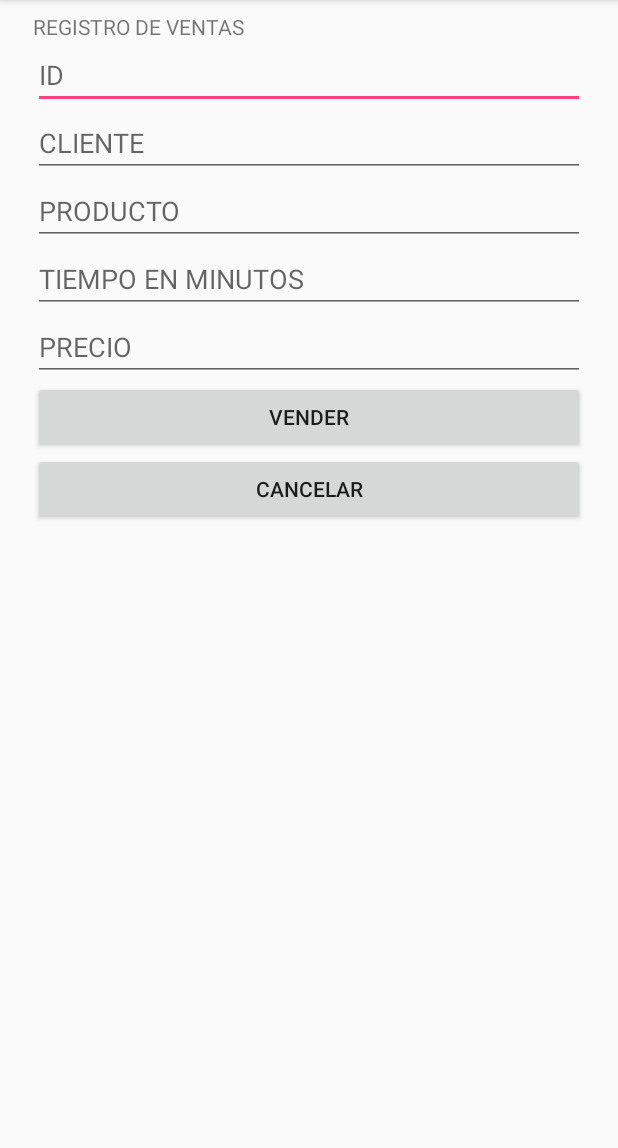
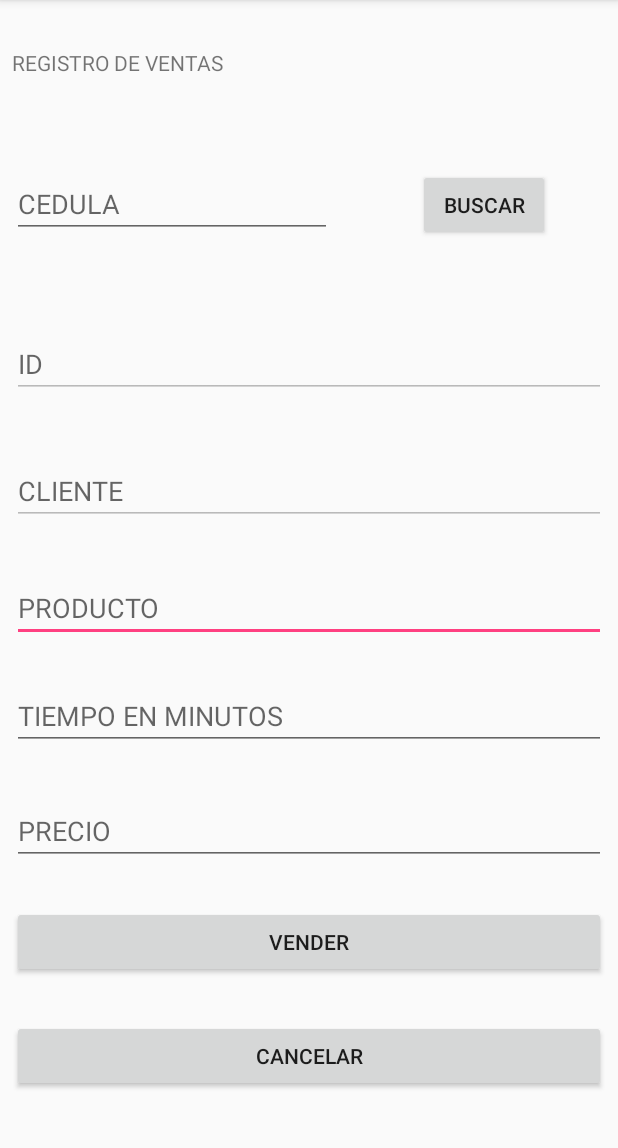
Before and after one commit to Briam94/Parcial1_DMoviles, an Android app: the RegistroVentas screen opened directly, with no data from a screen before it, on a phone screen of 412 x 824 dp, the part 84-1232 px from its top. Run offline under Robolectric (Android 15) with nearby library versions, the phone set to English and light mode, and no system bars.

Commit message:
arreglo ventas

```diff
--- a/app/src/main/java/com/example/usuario/myapplication/Modelos/Clientes.java
+++ b/app/src/main/java/com/example/usuario/myapplication/Modelos/Clientes.java
@@ -13,6 +13,10 @@ public class Clientes {
         this.correoCliente = correoCliente;
         this.telefonoCliente = telefonoCliente;
         this.direccionCliente = direccionCliente;
+    }
+
+    public Clientes() {
+
     }
 
     public Integer getIdCliente() {
--- a/app/src/main/java/com/example/usuario/myapplication/RegistroVentas.java
+++ b/app/src/main/java/com/example/usuario/myapplication/RegistroVentas.java
@@ -2,21 +2,35 @@ package com.example.usuario.myapplication;
 
 import android.content.ContentValues;
 import android.content.Intent;
+import android.database.Cursor;
 import android.database.sqlite.SQLiteDatabase;
 import android.support.v7.app.AppCompatActivity;
 import android.os.Bundle;
+import android.util.Log;
 import android.view.View;
+import android.widget.ArrayAdapter;
 import android.widget.Button;
 import android.widget.EditText;
+import android.widget.Spinner;
 import android.widget.Toast;
 
 import com.example.usuario.myapplication.Conexion.Connect;
+import com.example.usuario.myapplication.Modelos.Clientes;
 import com.example.usuario.myapplication.Utilidades.Utilidades;
+
+import java.util.ArrayList;
 
 public class RegistroVentas extends AppCompatActivity {
 
     EditText idVentas, cliente, producto, tiempo, precio;
     Button btnRegistrarVentas, btnCancelarVentas;
+
+    EditText cedulaBusqueda;
+    Button buscar;
+
+
+    Connect conn;
+
 
     @Override
     protected void onCreate(Bundle savedInstanceState) {
@@ -29,8 +43,20 @@ public class RegistroVentas extends AppCompatActivity {
         tiempo = (EditText) findViewById(R.id.campoTiempo);
         precio = (EditText) findViewById(R.id.campoPrecio);
 
+        cedulaBusqueda = (EditText) findViewById(R.id.editText3);
+        buscar = (Button) findViewById(R.id.button2buscar);
+
         btnRegistrarVentas = (Button) findViewById(R.id.botonVender);
         btnCancelarVentas = (Button) findViewById(R.id.botonCancelar);
+
+        conn = new Connect(getApplicationContext(),"db_clientes",null,1);
+
+        buscar.setOnClickListener(new View.OnClickListener() {
+            @Override
+            public void onClick(View v) {
+                buscarCliente();
+            }
+        });
 
         btnRegistrarVentas.setOnClickListener(new View.OnClickListener() {
             @Override
@@ -46,6 +72,28 @@ public class RegistroVentas extends AppCompatActivity {
             }
         });
     }
+
+    public void buscarCliente(){
+        SQLiteDatabase db = conn.getReadableDatabase();
+        String[] parametros = {cedulaBusqueda.getText().toString()};
+        String[] campos = {Utilidades.CAMPO_IDCLIENTE, Utilidades.CAMPO_NOMBRECLIENTE, Utilidades.CAMPO_CORREOCLIENTE,
+                Utilidades.CAMPO_TELEFONOCLIENTE, Utilidades.CAMPO_DIRECCIONCLIENTE};
+
+        try {
+
+            Cursor cursor = db.query(Utilidades.TABLA_CLIENTE,campos,Utilidades.CAMPO_CEDULACLIENTE + "=?",
+                    parametros,null,null,null);
+            cursor.moveToFirst();
+            idVentas.setText(cursor.getString(0));
+            cliente.setText(cursor.getString(1));
+            cursor.close();
+
+        }catch (Exception e){
+            Toast.makeText(getApplicationContext(),"El Numero de cedula es erroneo o el cliente no existe",Toast.LENGTH_SHORT).show();
+
+        }
+    }
+
 
     public void registrarVentas(){
         Connect conn = new Connect(this,"db_ventas",null,1);
--- a/app/src/main/res/layout/activity_registrar_clientes.xml
+++ b/app/src/main/res/layout/activity_registrar_clientes.xml
@@ -75,7 +75,7 @@
         android:layout_marginTop="8dp"
         android:ems="10"
         android:hint="ID"
-        android:inputType="textPersonName"
+        android:inputType="number"
         app:layout_constraintBottom_toBottomOf="parent"
         app:layout_constraintEnd_toEndOf="parent"
         app:layout_constraintHorizontal_bias="0.512"
@@ -170,7 +170,7 @@
         android:layout_marginTop="8dp"
         android:ems="10"
         android:hint="CORREO"
-        android:inputType="textPersonName"
+        android:inputType="textEmailAddress"
         app:layout_constraintBottom_toBottomOf="parent"
         app:layout_constraintEnd_toEndOf="parent"
         app:layout_constraintHorizontal_bias="0.509"
--- a/app/src/main/res/layout/activity_registro__usuarios.xml
+++ b/app/src/main/res/layout/activity_registro__usuarios.xml
@@ -93,7 +93,7 @@
         android:layout_marginTop="8dp"
         android:ems="10"
         android:hint="ID"
-        android:inputType="textPersonName"
+        android:inputType="number"
         app:layout_constraintBottom_toBottomOf="parent"
         app:layout_constraintEnd_toEndOf="parent"
         app:layout_constraintHorizontal_bias="0.503"
--- a/app/src/main/res/layout/activity_registro_ventas.xml
+++ b/app/src/main/res/layout/activity_registro_ventas.xml
@@ -6,75 +6,197 @@
     android:layout_height="match_parent"
     tools:context=".RegistroVentas">
 
-    <LinearLayout
-        android:layout_width="368dp"
-        android:layout_height="495dp"
+    <Button
+        android:id="@+id/botonVender"
+        android:layout_width="match_parent"
+        android:layout_height="wrap_content"
+        android:layout_marginBottom="8dp"
         android:layout_marginEnd="8dp"
         android:layout_marginLeft="8dp"
         android:layout_marginRight="8dp"
         android:layout_marginStart="8dp"
         android:layout_marginTop="8dp"
-        android:orientation="vertical"
+        android:text="VENDER"
+        app:layout_constraintBottom_toBottomOf="parent"
         app:layout_constraintEnd_toEndOf="parent"
+        app:layout_constraintHorizontal_bias="0.0"
         app:layout_constraintStart_toStartOf="parent"
-        app:layout_constraintTop_toTopOf="parent">
+        app:layout_constraintTop_toTopOf="parent"
+        app:layout_constraintVertical_bias="0.847" />
 
     <TextView
         android:id="@+id/textView6"
         android:layout_width="match_parent"
         android:layout_height="wrap_content"
-            android:text="REGISTRO DE VENTAS" />
+        android:layout_marginEnd="8dp"
+        android:layout_marginLeft="8dp"
+        android:layout_marginRight="8dp"
+        android:layout_marginStart="8dp"
+        android:layout_marginTop="32dp"
+        android:text="REGISTRO DE VENTAS"
+        app:layout_constraintEnd_toEndOf="parent"
+        app:layout_constraintHorizontal_bias="0.0"
+        app:layout_constraintStart_toStartOf="parent"
+        app:layout_constraintTop_toTopOf="parent" />
+
+    <EditText
+        android:id="@+id/campoCliente"
+        android:layout_width="match_parent"
+        android:layout_height="wrap_content"
+        android:layout_marginBottom="8dp"
+        android:layout_marginEnd="8dp"
+        android:layout_marginLeft="8dp"
+        android:layout_marginRight="8dp"
+        android:layout_marginStart="8dp"
+        android:layout_marginTop="8dp"
+        android:editable="false"
+        android:ems="10"
+        android:enabled="false"
+        android:hint="CLIENTE"
+        android:inputType="textPersonName"
+        app:layout_constraintBottom_toBottomOf="parent"
+        app:layout_constraintEnd_toEndOf="parent"
+        app:layout_constraintHorizontal_bias="0.0"
+        app:layout_constraintStart_toStartOf="parent"
+        app:layout_constraintTop_toTopOf="@+id/textView6"
+        app:layout_constraintVertical_bias="0.392" />
+
+    <EditText
+        android:id="@+id/campoProducto"
+        android:layout_width="match_parent"
+        android:layout_height="wrap_content"
+        android:layout_marginBottom="8dp"
+        android:layout_marginEnd="8dp"
+        android:layout_marginLeft="8dp"
+        android:layout_marginRight="8dp"
+        android:layout_marginStart="8dp"
+        android:layout_marginTop="8dp"
+        android:ems="10"
+        android:hint="PRODUCTO"
+        android:inputType="textPersonName"
+        app:layout_constraintBottom_toBottomOf="parent"
+        app:layout_constraintEnd_toEndOf="parent"
+        app:layout_constraintHorizontal_bias="0.0"
+        app:layout_constraintStart_toStartOf="parent"
+        app:layout_constraintTop_toTopOf="parent"
+        app:layout_constraintVertical_bias="0.53" />
+
+    <EditText
+        android:id="@+id/campoPrecio"
+        android:layout_width="match_parent"
+        android:layout_height="wrap_content"
+        android:layout_marginBottom="8dp"
+        android:layout_marginEnd="8dp"
+        android:layout_marginLeft="8dp"
+        android:layout_marginRight="8dp"
+        android:layout_marginStart="8dp"
+        android:layout_marginTop="8dp"
+        android:ems="10"
+        android:hint="PRECIO"
+        android:inputType="number"
+        app:layout_constraintBottom_toBottomOf="parent"
+        app:layout_constraintEnd_toEndOf="parent"
+        app:layout_constraintHorizontal_bias="0.0"
+        app:layout_constraintStart_toStartOf="parent"
+        app:layout_constraintTop_toTopOf="parent"
+        app:layout_constraintVertical_bias="0.741" />
+
+    <Button
+        android:id="@+id/botonCancelar"
+        android:layout_width="match_parent"
+        android:layout_height="wrap_content"
+        android:layout_marginBottom="8dp"
+        android:layout_marginEnd="8dp"
+        android:layout_marginLeft="8dp"
+        android:layout_marginRight="8dp"
+        android:layout_marginStart="8dp"
+        android:layout_marginTop="8dp"
+        android:text="CANCELAR"
+        app:layout_constraintBottom_toBottomOf="parent"
+        app:layout_constraintEnd_toEndOf="parent"
+        app:layout_constraintHorizontal_bias="0.0"
+        app:layout_constraintStart_toStartOf="parent"
+        app:layout_constraintTop_toTopOf="parent"
+        app:layout_constraintVertical_bias="0.955" />
+
+    <EditText
+        android:id="@+id/campoTiempo"
+        android:layout_width="match_parent"
+        android:layout_height="wrap_content"
+        android:layout_marginBottom="8dp"
+        android:layout_marginEnd="8dp"
+        android:layout_marginLeft="8dp"
+        android:layout_marginRight="8dp"
+        android:layout_marginStart="8dp"
+        android:layout_marginTop="8dp"
+        android:ems="10"
+        android:hint="TIEMPO EN MINUTOS"
+        android:inputType="number"
+        app:layout_constraintBottom_toBottomOf="parent"
+        app:layout_constraintEnd_toEndOf="parent"
+        app:layout_constraintHorizontal_bias="0.0"
+        app:layout_constraintStart_toStartOf="parent"
+        app:layout_constraintTop_toTopOf="parent"
+        app:layout_constraintVertical_bias="0.632" />
 
     <EditText
         android:id="@+id/campoIdVenta"
         android:layout_width="match_parent"
         android:layout_height="wrap_content"
+        android:layout_marginBottom="8dp"
+        android:layout_marginEnd="8dp"
+        android:layout_marginLeft="8dp"
+        android:layout_marginRight="8dp"
+        android:layout_marginStart="8dp"
+        android:layout_marginTop="8dp"
+        android:editable="false"
         android:ems="10"
+        android:enabled="false"
         android:hint="ID"
-            android:inputType="textPersonName" />
+        android:inputType="textPersonName"
+        app:layout_constraintBottom_toBottomOf="parent"
+        app:layout_constraintEnd_toEndOf="parent"
+        app:layout_constraintHorizontal_bias="0.0"
+        app:layout_constraintStart_toStartOf="parent"
+        app:layout_constraintTop_toTopOf="parent"
+        app:layout_constraintVertical_bias="0.3" />
 
     <EditText
-            android:id="@+id/campoCliente"
-            android:layout_width="match_parent"
+        android:id="@+id/editText3"
+        android:layout_width="wrap_content"
         android:layout_height="wrap_content"
+        android:layout_marginBottom="8dp"
+        android:layout_marginEnd="8dp"
+        android:layout_marginLeft="8dp"
+        android:layout_marginRight="8dp"
+        android:layout_marginStart="8dp"
+        android:layout_marginTop="8dp"
         android:ems="10"
-            android:hint="CLIENTE"
-            android:inputType="textPersonName" />
-
-        <EditText
-            android:id="@+id/campoProducto"
-            android:layout_width="match_parent"
-            android:layout_height="wrap_content"
-            android:ems="10"
-            android:hint="PRODUCTO"
-            android:inputType="textPersonName" />
-
-        <EditText
-            android:id="@+id/campoTiempo"
-            android:layout_width="match_parent"
-            android:layout_height="wrap_content"
-            android:ems="10"
-            android:hint="TIEMPO EN MINUTOS"
-            android:inputType="textPersonName" />
-
-        <EditText
-            android:id="@+id/campoPrecio"
-            android:layout_width="match_parent"
-            android:layout_height="wrap_content"
-            android:ems="10"
-            android:hint="PRECIO"
-            android:inputType="textPersonName" />
+        android:hint="CEDULA"
+        android:inputType="number"
+        app:layout_constraintBottom_toBottomOf="parent"
+        app:layout_constraintEnd_toEndOf="parent"
+        app:layout_constraintHorizontal_bias="0.0"
+        app:layout_constraintStart_toStartOf="parent"
+        app:layout_constraintTop_toTopOf="parent"
+        app:layout_constraintVertical_bias="0.149" />
 
     <Button
-            android:id="@+id/botonVender"
-            android:layout_width="match_parent"
+        android:id="@+id/button2buscar"
+        android:layout_width="wrap_content"
         android:layout_height="wrap_content"
-            android:text="VENDER" />
+        android:layout_marginBottom="8dp"
+        android:layout_marginEnd="8dp"
+        android:layout_marginLeft="8dp"
+        android:layout_marginRight="8dp"
+        android:layout_marginStart="8dp"
+        android:layout_marginTop="8dp"
+        android:text="BUSCAR"
+        app:layout_constraintBottom_toBottomOf="parent"
+        app:layout_constraintEnd_toEndOf="parent"
+        app:layout_constraintHorizontal_bias="0.878"
+        app:layout_constraintStart_toStartOf="parent"
+        app:layout_constraintTop_toTopOf="parent"
+        app:layout_constraintVertical_bias="0.149" />
 
-        <Button
-            android:id="@+id/botonCancelar"
-            android:layout_width="match_parent"
-            android:layout_height="wrap_content"
-            android:text="CANCELAR" />
-    </LinearLayout>
 </android.support.constraint.ConstraintLayout>
```
Lines whose indentation alone changed are shown as unchanged.
